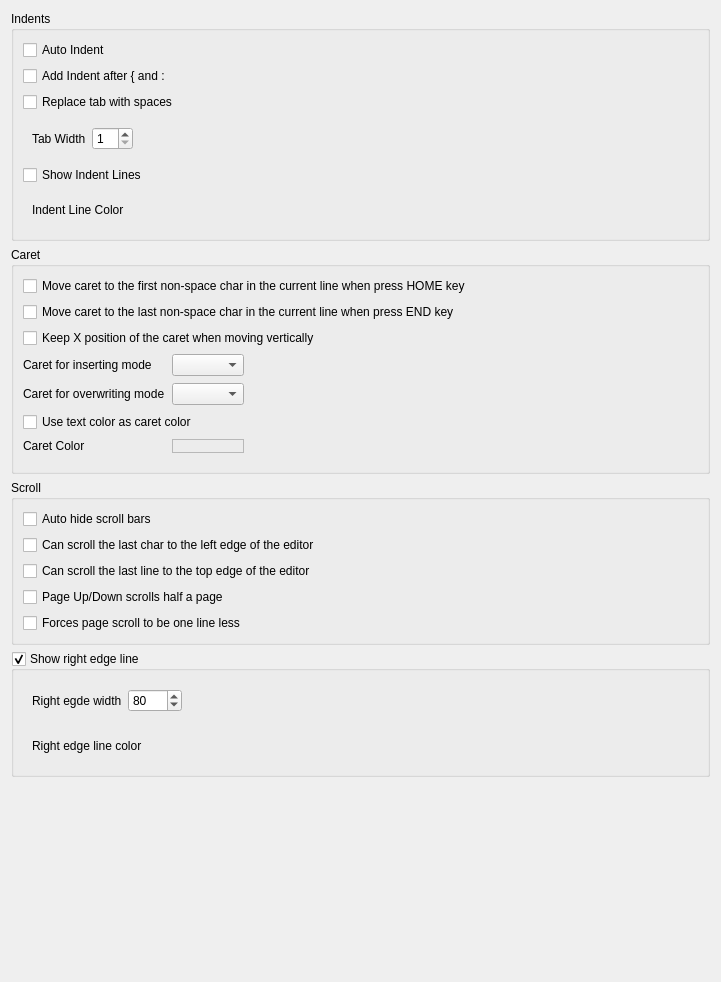
The window that RedPandaIDE/settingsdialog/editorgeneralwidget.ui (royqh1979/RedPanda-CPP) describes before a commit, drawn with Qt 5.
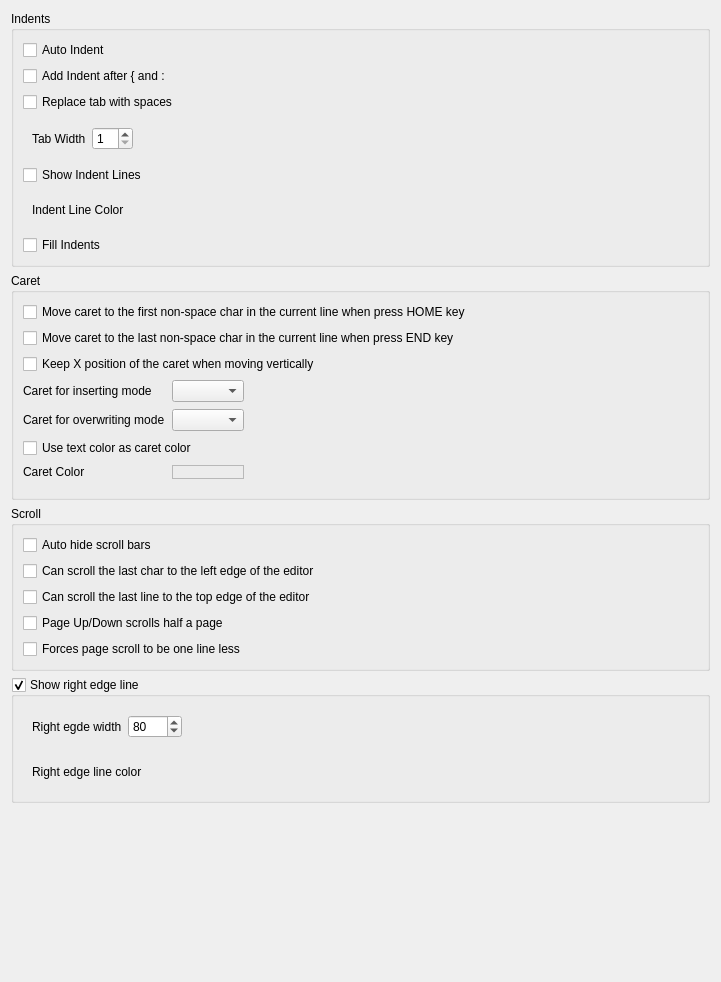
The same window after the commit. Custom widgets are drawn as their Qt base class.

Commit message: - enhancement: fill indents in the editor (Turned off by default)

What changed in the file:
```diff
--- a/RedPandaIDE/settingsdialog/editorgeneralwidget.ui
+++ b/RedPandaIDE/settingsdialog/editorgeneralwidget.ui
@@ -120,6 +120,13 @@
         </layout>
        </widget>
       </item>
+      <item>
+       <widget class="QCheckBox" name="chkFillIndents">
+        <property name="text">
+         <string>Fill Indents</string>
+        </property>
+       </widget>
+      </item>
      </layout>
     </widget>
    </item>
```
The commit also changes 11 other files.
